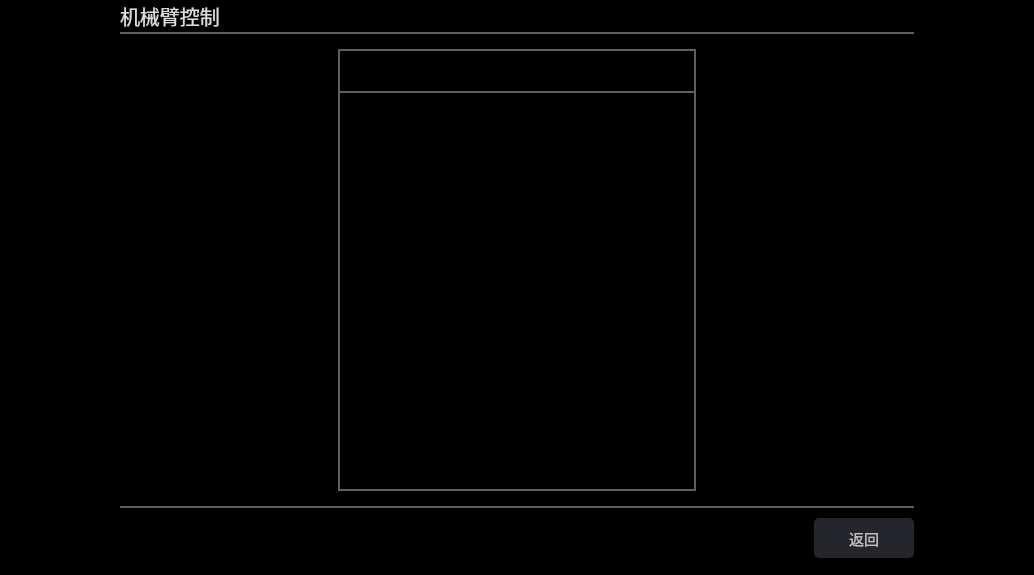
This is SurgicalRobotSoftware_2_0/surgical-robot-software-2-0/armcontrolwidget.ui in Z-Hd/Lingxi-Spine-care-Visual-Interactive-Software-Prototype as Qt 5 draws it before an edit. The edited form follows.
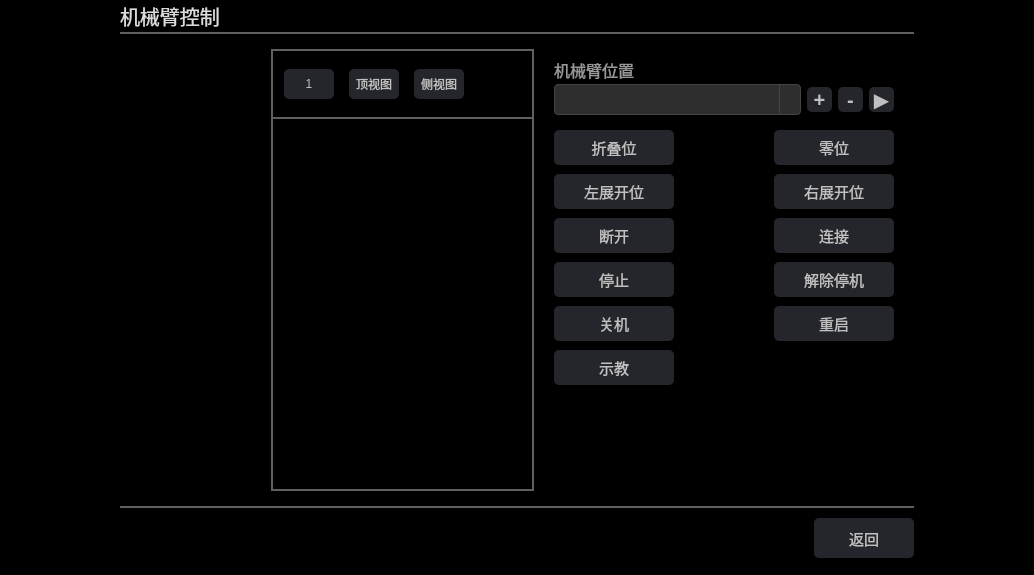
This is the edited form. Icons and pictures are not drawn.

```diff
--- a/SurgicalRobotSoftware_2_0/surgical-robot-software-2-0/armcontrolwidget.ui
+++ b/SurgicalRobotSoftware_2_0/surgical-robot-software-2-0/armcontrolwidget.ui
@@ -115,7 +115,7 @@
            <property name="styleSheet">
             <string notr="true">background-color:rgb(95, 95, 95)</string>
            </property>
-           <layout class="QVBoxLayout" name="verticalLayout_3" stretch="1,10">
+           <layout class="QVBoxLayout" name="verticalLayout_3" stretch="1,8">
             <property name="spacing">
              <number>2</number>
             </property>
@@ -132,16 +132,111 @@
              <number>2</number>
             </property>
             <item>
-             <widget class="QWidget" name="widget_4" native="true">
+             <widget class="QWidget" name="widget_mid_up" native="true">
               <property name="styleSheet">
                <string notr="true">background-color:rgb(0, 0, 0);</string>
               </property>
+              <layout class="QHBoxLayout" name="horizontalLayout_4" stretch="2,1">
+               <property name="spacing">
+                <number>50</number>
+               </property>
+               <property name="leftMargin">
+                <number>2</number>
+               </property>
+               <item>
+                <widget class="QWidget" name="widget" native="true">
+                 <layout class="QHBoxLayout" name="horizontalLayout_3">
+                  <property name="spacing">
+                   <number>15</number>
+                  </property>
+                  <item>
+                   <widget class="QPushButton" name="pushButton">
+                    <property name="styleSheet">
+                     <string notr="true">QPushButton {
+background-color: rgb(37, 38, 43);
+color: rgb(192, 192, 192);
+font-size:12px;
+border-radius: 5px;
+min-width: 50px;
+min-height: 30px;
+}
+QPushButton:hover{
+background-color: rgb(70, 72, 81);
+}
+QPushButton:pressed {
+background-color: rgb(245, 245, 245);
+}</string>
+                    </property>
+                    <property name="text">
+                     <string>1</string>
+                    </property>
+                   </widget>
+                  </item>
+                  <item>
+                   <widget class="QPushButton" name="pushButton_2">
+                    <property name="styleSheet">
+                     <string notr="true">QPushButton {
+background-color: rgb(37, 38, 43);
+color: rgb(192, 192, 192);
+font-size:12px;
+border-radius: 5px;
+min-width: 50px;
+min-height: 30px;
+}
+QPushButton:hover{
+background-color: rgb(70, 72, 81);
+}
+QPushButton:pressed {
+background-color: rgb(245, 245, 245);
+}</string>
+                    </property>
+                    <property name="text">
+                     <string>顶视图</string>
+                    </property>
+                   </widget>
+                  </item>
+                  <item>
+                   <widget class="QPushButton" name="pushButton_3">
+                    <property name="styleSheet">
+                     <string notr="true">QPushButton {
+background-color: rgb(37, 38, 43);
+color: rgb(192, 192, 192);
+font-size:12px;
+border-radius: 5px;
+min-width: 50px;
+min-height: 30px;
+}
+QPushButton:hover{
+background-color: rgb(70, 72, 81);
+}
+QPushButton:pressed {
+background-color: rgb(245, 245, 245);
+}</string>
+                    </property>
+                    <property name="text">
+                     <string>侧视图</string>
+                    </property>
+                   </widget>
+                  </item>
+                 </layout>
+                </widget>
+               </item>
+               <item>
+                <widget class="QWidget" name="widget_2" native="true"/>
+               </item>
+              </layout>
              </widget>
             </item>
             <item>
-             <widget class="QWidget" name="widget_5" native="true">
+             <widget class="QWidget" name="widget_mid_down" native="true">
               <property name="styleSheet">
-               <string notr="true">background-color:rgb(0, 0, 0);</string>
+               <string notr="true">QWidget#widget_mid_down
+{
+background-color:rgb(0, 0, 0);
+border-image:url(:/resource/image/armctrl.png);
+background-position: center; 
+background-repeat: no-repeat;
+}</string>
               </property>
              </widget>
             </item>
@@ -149,7 +244,500 @@
           </widget>
          </item>
          <item>
-          <widget class="QWidget" name="widget_right" native="true"/>
+          <widget class="QWidget" name="widget_right" native="true">
+           <layout class="QVBoxLayout" name="verticalLayout_4" stretch="1,2,22,0">
+            <property name="spacing">
+             <number>1</number>
+            </property>
+            <item>
+             <widget class="QWidget" name="widget_5" native="true">
+              <layout class="QHBoxLayout" name="horizontalLayout_6">
+               <property name="spacing">
+                <number>0</number>
+               </property>
+               <property name="leftMargin">
+                <number>9</number>
+               </property>
+               <property name="topMargin">
+                <number>0</number>
+               </property>
+               <property name="rightMargin">
+                <number>0</number>
+               </property>
+               <property name="bottomMargin">
+                <number>0</number>
+               </property>
+               <item>
+                <widget class="QLabel" name="label_2">
+                 <property name="font">
+                  <font>
+                   <pointsize>-1</pointsize>
+                  </font>
+                 </property>
+                 <property name="styleSheet">
+                  <string notr="true">color: rgb(154, 152, 151);
+font-size:16px;</string>
+                 </property>
+                 <property name="text">
+                  <string>机械臂位置</string>
+                 </property>
+                </widget>
+               </item>
+              </layout>
+             </widget>
+            </item>
+            <item>
+             <widget class="QWidget" name="widget_3" native="true">
+              <layout class="QHBoxLayout" name="horizontalLayout_5" stretch="9,1,1,1">
+               <property name="topMargin">
+                <number>1</number>
+               </property>
+               <property name="bottomMargin">
+                <number>1</number>
+               </property>
+               <item>
+                <widget class="QComboBox" name="comboBoxPositionType">
+                 <property name="font">
+                  <font>
+                   <pointsize>-1</pointsize>
+                  </font>
+                 </property>
+                 <property name="styleSheet">
+                  <string notr="true">QComboBox {
+    background-color: #2e2e2e;
+    color: #ffffff;
+    border: 1px solid #444444;
+    padding: 4px;
+    border-radius: 4px;
+	text-align: center;
+ 	font-size: 16px;
+}
+
+QComboBox::drop-down {
+    subcontrol-origin: padding;
+    subcontrol-position: top right;
+    width: 20px;
+    border-left: 1px solid #444444;
+}
+
+QComboBox QAbstractItemView {
+    background-color: #2e2e2e;
+    selection-background-color: #3b7ddd;
+    color: white;
+	text-align: center;  /* 设置下拉项文字居中 */
+}
+
+QPushButton {
+    background-color: #2e2e2e;
+    color: white;
+    border: none;
+    padding: 4px 8px;
+    border-radius: 4px;
+    font-weight: bold;
+}
+
+QPushButton:hover {
+    background-color: #3c3c3c;
+}
+
+QPushButton:pressed {
+    background-color: #555555;
+}
+</string>
+                 </property>
+                </widget>
+               </item>
+               <item>
+                <widget class="QPushButton" name="btnArmPosExecute">
+                 <property name="sizePolicy">
+                  <sizepolicy hsizetype="Fixed" vsizetype="Fixed">
+                   <horstretch>0</horstretch>
+                   <verstretch>0</verstretch>
+                  </sizepolicy>
+                 </property>
+                 <property name="font">
+                  <font>
+                   <pointsize>-1</pointsize>
+                   <bold>true</bold>
+                  </font>
+                 </property>
+                 <property name="styleSheet">
+                  <string notr="true">QPushButton {
+background-color: rgb(37, 38, 43);
+color: rgb(192, 192, 192);
+font-size:20px;
+border-radius: 5px;
+min-width: 25px;
+min-height: 25px;
+}
+QPushButton:hover{
+background-color: rgb(70, 72, 81);
+}
+QPushButton:pressed {
+background-color: rgb(245, 245, 245);
+}</string>
+                 </property>
+                 <property name="text">
+                  <string>+</string>
+                 </property>
+                </widget>
+               </item>
+               <item>
+                <widget class="QPushButton" name="btnArmPosMinus">
+                 <property name="sizePolicy">
+                  <sizepolicy hsizetype="Fixed" vsizetype="Fixed">
+                   <horstretch>0</horstretch>
+                   <verstretch>0</verstretch>
+                  </sizepolicy>
+                 </property>
+                 <property name="font">
+                  <font>
+                   <pointsize>-1</pointsize>
+                   <bold>true</bold>
+                  </font>
+                 </property>
+                 <property name="styleSheet">
+                  <string notr="true">QPushButton {
+background-color: rgb(37, 38, 43);
+color: rgb(192, 192, 192);
+font-size:20px;
+border-radius: 5px;
+min-width: 25px;
+min-height: 25px;
+}
+QPushButton:hover{
+background-color: rgb(70, 72, 81);
+}
+QPushButton:pressed {
+background-color: rgb(245, 245, 245);
+}</string>
+                 </property>
+                 <property name="text">
+                  <string>-</string>
+                 </property>
+                </widget>
+               </item>
+               <item>
+                <widget class="QPushButton" name="btnArmPosPlus">
+                 <property name="sizePolicy">
+                  <sizepolicy hsizetype="Fixed" vsizetype="Fixed">
+                   <horstretch>0</horstretch>
+                   <verstretch>0</verstretch>
+                  </sizepolicy>
+                 </property>
+                 <property name="font">
+                  <font>
+                   <pointsize>-1</pointsize>
+                   <bold>true</bold>
+                  </font>
+                 </property>
+                 <property name="styleSheet">
+                  <string notr="true">QPushButton {
+background-color: rgb(37, 38, 43);
+color: rgb(192, 192, 192);
+font-size:20px;
+border-radius: 5px;
+min-width: 25px;
+min-height: 25px;
+}
+QPushButton:hover{
+background-color: rgb(70, 72, 81);
+}
+QPushButton:pressed {
+background-color: rgb(245, 245, 245);
+}</string>
+                 </property>
+                 <property name="text">
+                  <string>▶</string>
+                 </property>
+                </widget>
+               </item>
+              </layout>
+             </widget>
+            </item>
+            <item>
+             <widget class="QWidget" name="widget_4" native="true">
+              <layout class="QGridLayout" name="gridLayout_3">
+               <property name="topMargin">
+                <number>5</number>
+               </property>
+               <property name="horizontalSpacing">
+                <number>100</number>
+               </property>
+               <property name="verticalSpacing">
+                <number>1</number>
+               </property>
+               <item row="1" column="1">
+                <widget class="QPushButton" name="pushButton_10">
+                 <property name="styleSheet">
+                  <string notr="true">QPushButton {
+background-color: rgb(37, 38, 43);
+color: rgb(192, 192, 192);
+font-size:15px;
+border-radius: 5px;
+min-width: 120px;
+min-height: 35px;
+}
+QPushButton:hover{
+background-color: rgb(70, 72, 81);
+}
+QPushButton:pressed {
+background-color: rgb(245, 245, 245);
+}</string>
+                 </property>
+                 <property name="text">
+                  <string>右展开位</string>
+                 </property>
+                </widget>
+               </item>
+               <item row="2" column="0">
+                <widget class="QPushButton" name="pushButton_11">
+                 <property name="styleSheet">
+                  <string notr="true">QPushButton {
+background-color: rgb(37, 38, 43);
+color: rgb(192, 192, 192);
+font-size:15px;
+border-radius: 5px;
+min-width: 120px;
+min-height: 35px;
+}
+QPushButton:hover{
+background-color: rgb(70, 72, 81);
+}
+QPushButton:pressed {
+background-color: rgb(245, 245, 245);
+}</string>
+                 </property>
+                 <property name="text">
+                  <string>断开</string>
+                 </property>
+                </widget>
+               </item>
+               <item row="2" column="1">
+                <widget class="QPushButton" name="pushButton_12">
+                 <property name="styleSheet">
+                  <string notr="true">QPushButton {
+background-color: rgb(37, 38, 43);
+color: rgb(192, 192, 192);
+font-size:15px;
+border-radius: 5px;
+min-width: 120px;
+min-height: 35px;
+}
+QPushButton:hover{
+background-color: rgb(70, 72, 81);
+}
+QPushButton:pressed {
+background-color: rgb(245, 245, 245);
+}</string>
+                 </property>
+                 <property name="text">
+                  <string>连接</string>
+                 </property>
+                </widget>
+               </item>
+               <item row="4" column="0">
+                <widget class="QPushButton" name="pushButton_14">
+                 <property name="styleSheet">
+                  <string notr="true">QPushButton {
+background-color: rgb(37, 38, 43);
+color: rgb(192, 192, 192);
+font-size:15px;
+border-radius: 5px;
+min-width: 120px;
+min-height: 35px;
+}
+QPushButton:hover{
+background-color: rgb(70, 72, 81);
+}
+QPushButton:pressed {
+background-color: rgb(245, 245, 245);
+}</string>
+                 </property>
+                 <property name="text">
+                  <string>关机</string>
+                 </property>
+                </widget>
+               </item>
+               <item row="0" column="0">
+                <widget class="QPushButton" name="pushButton_7">
+                 <property name="styleSheet">
+                  <string notr="true">QPushButton {
+background-color: rgb(37, 38, 43);
+color: rgb(192, 192, 192);
+font-size:15px;
+border-radius: 5px;
+min-width: 120px;
+min-height: 35px;
+}
+QPushButton:hover{
+background-color: rgb(70, 72, 81);
+}
+QPushButton:pressed {
+background-color: rgb(245, 245, 245);
+}</string>
+                 </property>
+                 <property name="text">
+                  <string>折叠位</string>
+                 </property>
+                </widget>
+               </item>
+               <item row="0" column="1">
+                <widget class="QPushButton" name="pushButton_8">
+                 <property name="styleSheet">
+                  <string notr="true">QPushButton {
+background-color: rgb(37, 38, 43);
+color: rgb(192, 192, 192);
+font-size:15px;
+border-radius: 5px;
+min-width: 120px;
+min-height: 35px;
+}
+QPushButton:hover{
+background-color: rgb(70, 72, 81);
+}
+QPushButton:pressed {
+background-color: rgb(245, 245, 245);
+}</string>
+                 </property>
+                 <property name="text">
+                  <string>零位</string>
+                 </property>
+                </widget>
+               </item>
+               <item row="1" column="0">
+                <widget class="QPushButton" name="pushButton_9">
+                 <property name="styleSheet">
+                  <string notr="true">QPushButton {
+background-color: rgb(37, 38, 43);
+color: rgb(192, 192, 192);
+font-size:15px;
+border-radius: 5px;
+min-width: 120px;
+min-height: 35px;
+}
+QPushButton:hover{
+background-color: rgb(70, 72, 81);
+}
+QPushButton:pressed {
+background-color: rgb(245, 245, 245);
+}</string>
+                 </property>
+                 <property name="text">
+                  <string>左展开位</string>
+                 </property>
+                </widget>
+               </item>
+               <item row="3" column="0">
+                <widget class="QPushButton" name="pushButton_13">
+                 <property name="styleSheet">
+                  <string notr="true">QPushButton {
+background-color: rgb(37, 38, 43);
+color: rgb(192, 192, 192);
+font-size:15px;
+border-radius: 5px;
+min-width: 120px;
+min-height: 35px;
+}
+QPushButton:hover{
+background-color: rgb(70, 72, 81);
+}
+QPushButton:pressed {
+background-color: rgb(245, 245, 245);
+}</string>
+                 </property>
+                 <property name="text">
+                  <string>停止</string>
+                 </property>
+                </widget>
+               </item>
+               <item row="5" column="0">
+                <widget class="QPushButton" name="pushButton_15">
+                 <property name="styleSheet">
+                  <string notr="true">QPushButton {
+background-color: rgb(37, 38, 43);
+color: rgb(192, 192, 192);
+font-size:15px;
+border-radius: 5px;
+min-width: 120px;
+min-height: 35px;
+}
+QPushButton:hover{
+background-color: rgb(70, 72, 81);
+}
+QPushButton:pressed {
+background-color: rgb(245, 245, 245);
+}</string>
+                 </property>
+                 <property name="text">
+                  <string>示教</string>
+                 </property>
+                </widget>
+               </item>
+               <item row="3" column="1">
+                <widget class="QPushButton" name="pushButton_16">
+                 <property name="styleSheet">
+                  <string notr="true">QPushButton {
+background-color: rgb(37, 38, 43);
+color: rgb(192, 192, 192);
+font-size:15px;
+border-radius: 5px;
+min-width: 120px;
+min-height: 35px;
+}
+QPushButton:hover{
+background-color: rgb(70, 72, 81);
+}
+QPushButton:pressed {
+background-color: rgb(245, 245, 245);
+}</string>
+                 </property>
+                 <property name="text">
+                  <string>解除停机</string>
+                 </property>
+                </widget>
+               </item>
+               <item row="4" column="1">
+                <widget class="QPushButton" name="pushButton_17">
+                 <property name="styleSheet">
+                  <string notr="true">QPushButton {
+background-color: rgb(37, 38, 43);
+color: rgb(192, 192, 192);
+font-size:15px;
+border-radius: 5px;
+min-width: 120px;
+min-height: 35px;
+}
+QPushButton:hover{
+background-color: rgb(70, 72, 81);
+}
+QPushButton:pressed {
+background-color: rgb(245, 245, 245);
+}</string>
+                 </property>
+                 <property name="text">
+                  <string>重启</string>
+                 </property>
+                </widget>
+               </item>
+              </layout>
+             </widget>
+            </item>
+            <item>
+             <spacer name="verticalSpacer">
+              <property name="orientation">
+               <enum>Qt::Vertical</enum>
+              </property>
+              <property name="sizeHint" stdset="0">
+               <size>
+                <width>20</width>
+                <height>80</height>
+               </size>
+              </property>
+             </spacer>
+            </item>
+           </layout>
+          </widget>
          </item>
         </layout>
        </widget>
```
